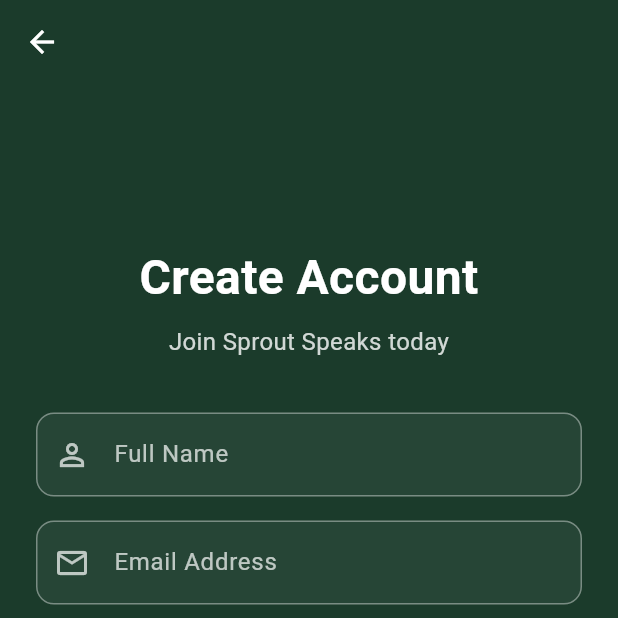
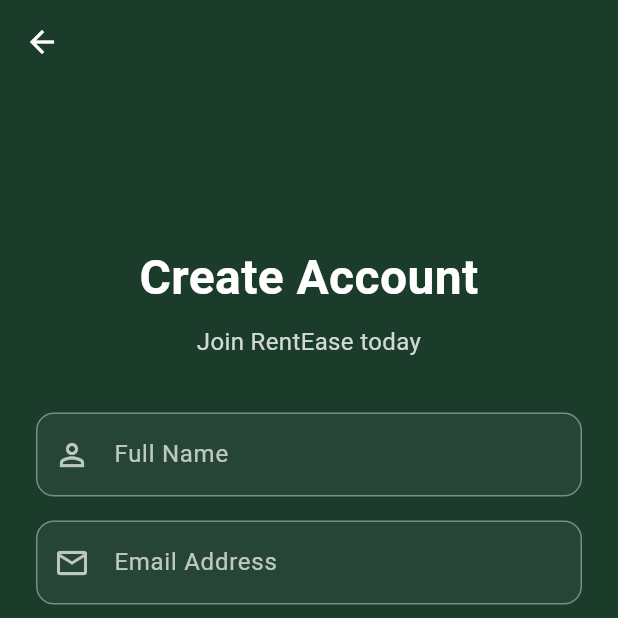
Before and after one commit to shwetaRi/RentEase, a Flutter app: the SignUpScreen screen opened directly, on a phone screen of 412 x 824 dp, the top half of it. Run offline on Flutter 3.47's test engine with Material 3 defaults, Android fonts, the phone set to English and light mode, and no system bars.

Commit message:
update in sign up page

```diff
--- a/lib/signUp.dart
+++ b/lib/signUp.dart
@@ -15,6 +15,7 @@
   final _confirmPasswordController = TextEditingController();
   bool _isPasswordVisible = false;
   bool _acceptedTerms = false;
+  bool _obsecurePassword = true;
 
   @override
   void dispose() {
@@ -43,7 +44,7 @@
   @override
   Widget build(BuildContext context) {
     return Scaffold(
-      backgroundColor: Color(0xFF1B3B2B), // Matching forest green theme
+      backgroundColor: Color(0xFF1B3B2B),
       appBar: AppBar(
         backgroundColor: Colors.transparent,
         elevation: 0,
@@ -71,7 +72,7 @@
                   ),
                   const SizedBox(height: 8),
                   Text(
-                    'Join Sprout Speaks today',
+                    'Join RentEase today',
                     style: TextStyle(
                       fontSize: 16,
                       color: Colors.white.withValues(alpha: 0.8),
@@ -80,7 +81,6 @@
                   ),
                   const SizedBox(height: 36),
 
-                  // Full Name Field
                   TextFormField(
                     controller: _nameController,
                     style: const TextStyle(color: Colors.white),
```
